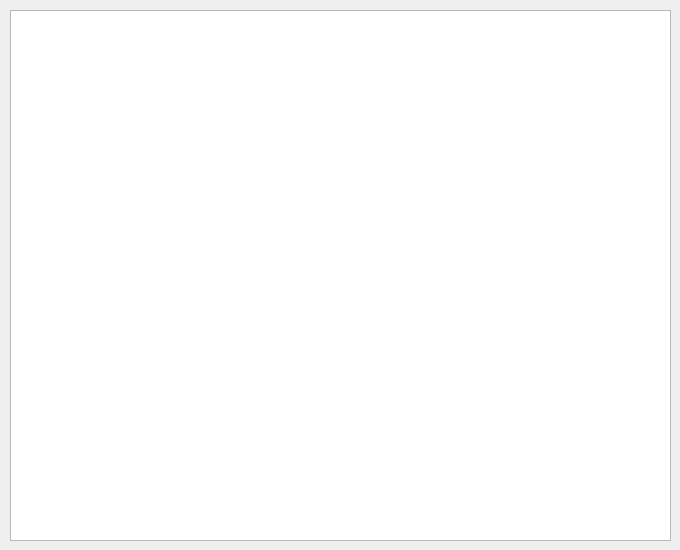
First picture: the form in src/hotkeysdialog.ui, repository melak/veroroute, before the edit.
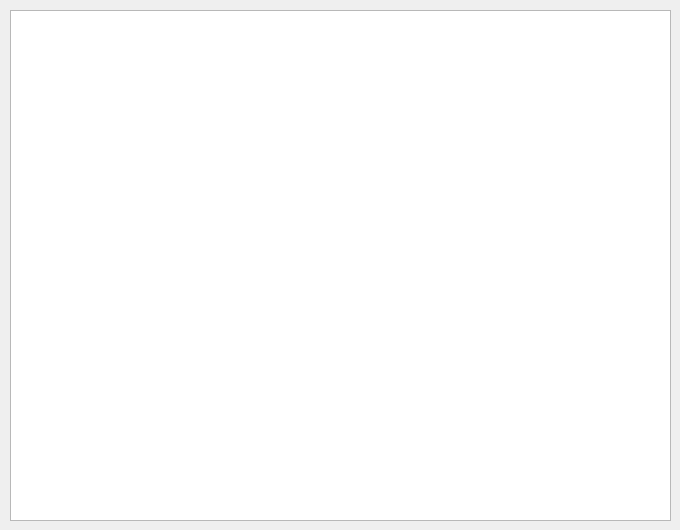
Second picture: the form after the edit.

Commit message: Tweak last check-in for MS windows

```diff
--- a/src/hotkeysdialog.ui
+++ b/src/hotkeysdialog.ui
@@ -7,19 +7,19 @@
     <x>0</x>
     <y>0</y>
     <width>680</width>
-    <height>550</height>
+    <height>530</height>
    </rect>
   </property>
   <property name="minimumSize">
    <size>
     <width>680</width>
-    <height>550</height>
+    <height>530</height>
    </size>
   </property>
   <property name="maximumSize">
    <size>
     <width>680</width>
-    <height>550</height>
+    <height>530</height>
    </size>
   </property>
   <property name="windowTitle">
@@ -31,7 +31,7 @@
      <x>10</x>
      <y>10</y>
      <width>661</width>
-     <height>531</height>
+     <height>511</height>
     </rect>
    </property>
    <property name="focusPolicy">
```
The commit also changes 1 other file.
